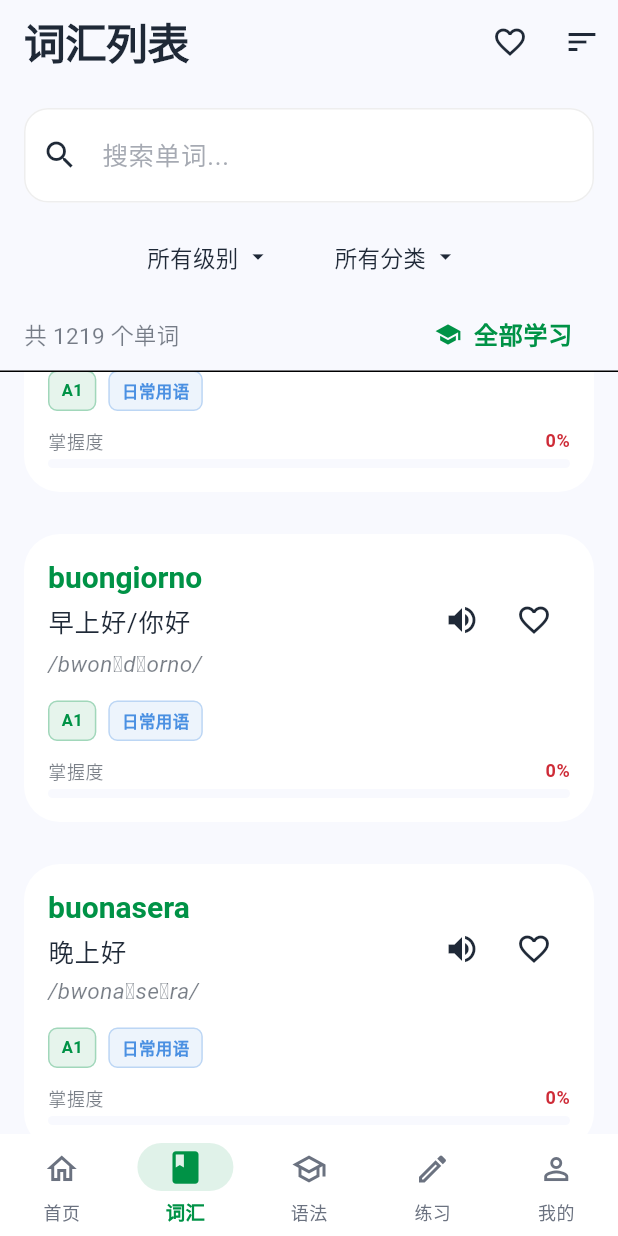
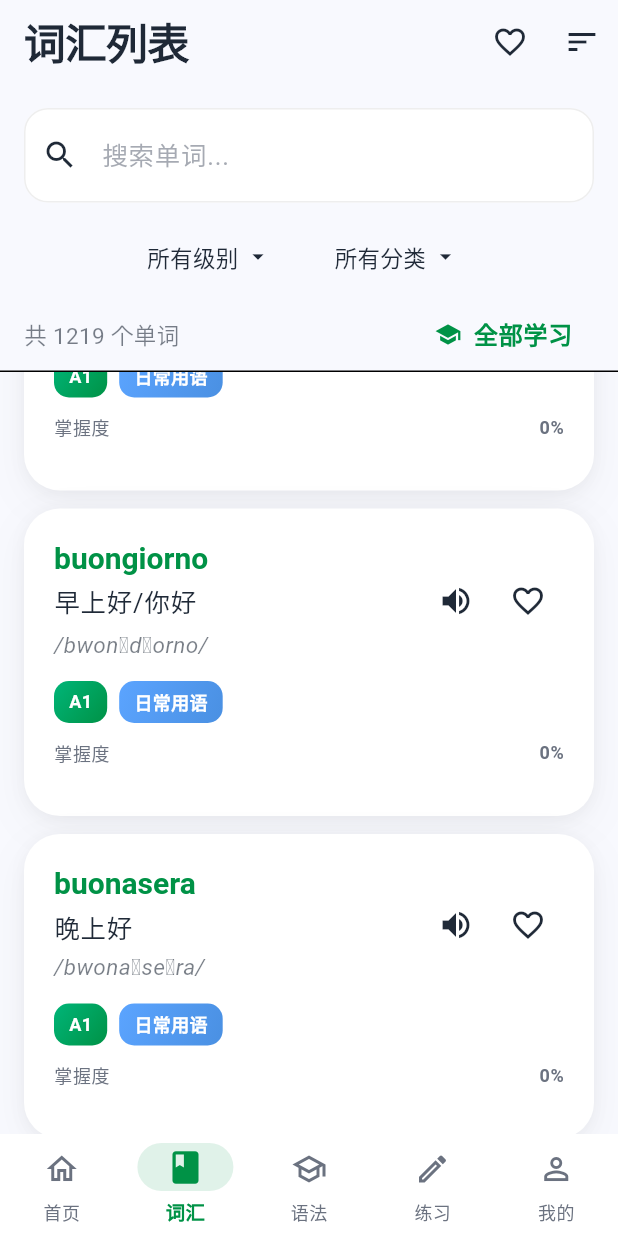
Before and after one commit to zhy844694805/Italiano, a Flutter app: the screen it shows after launch, item 2 of the bottom bar chosen, scrolled down 576 dp, after a tap on the "volume up" icon, on a phone screen of 412 x 824 dp. Run offline on Flutter 3.47's test engine with Material 3 defaults, Android fonts, the phone set to English and light mode, and no system bars; our stand-ins replace audioplayers, confetti, dio, fl_chart, flutter_riverpod, go_router and 3 more; accounts and stored records are empty; network calls fail.

Commit message:
feat: 优化语法列表和词汇列表页面UI
应用现代化渐变卡片设计，提升视觉效果

**语法列表 (grammar_list_screen.dart)**:
- Card → FloatingCard（白色浮动卡片）
- 等级标签添加渐变背景（A1-C2不同颜色）
- LinearProgressIndicator → GradientProgressBar
- 图标和文字颜色统一使用ModernTheme

**词汇列表 (vocabulary_list_screen.dart)**:
- Card → FloatingCard
- 标签使用渐变背景（等级/分类）
- 掌握度进度条使用渐变（绿/橙/灰）
- 添加 _getMasteryGradient 方法

🎨 Generated with [Claude Code](https://claude.com/claude-code)

Co-Authored-By: Claude <noreply@anthropic.com>

```diff
--- a/lib/features/grammar/grammar_list_screen.dart
+++ b/lib/features/grammar/grammar_list_screen.dart
@@ -2,6 +2,8 @@ import 'package:flutter/material.dart';
 import 'package:flutter_riverpod/flutter_riverpod.dart';
 import '../../shared/models/grammar.dart';
 import '../../shared/providers/grammar_provider.dart';
+import '../../core/theme/modern_theme.dart';
+import '../../shared/widgets/gradient_card.dart';
 import 'grammar_detail_screen.dart';
 
 class GrammarListScreen extends ConsumerStatefulWidget {
@@ -168,9 +170,9 @@ class _GrammarListScreenState extends ConsumerState<GrammarListScreen> {
     final isCompleted = progress?.completed ?? false;
     final isFavorite = progress?.isFavorite ?? false;
 
-    return Card(
-      margin: const EdgeInsets.only(bottom: 12),
-      child: InkWell(
+    return Padding(
+      padding: const EdgeInsets.only(bottom: 12),
+      child: FloatingCard(
         onTap: () {
           Navigator.push(
             context,
@@ -179,25 +181,22 @@ class _GrammarListScreenState extends ConsumerState<GrammarListScreen> {
             ),
           );
         },
-        borderRadius: BorderRadius.circular(16),
-        child: Padding(
-          padding: const EdgeInsets.all(16),
         child: Column(
           crossAxisAlignment: CrossAxisAlignment.start,
           children: [
             Row(
               children: [
-                  // 等级标签
+                // 等级标签（渐变背景）
                 Container(
-                    padding: const EdgeInsets.symmetric(horizontal: 8, vertical: 4),
+                  padding: const EdgeInsets.symmetric(horizontal: 10, vertical: 5),
                   decoration: BoxDecoration(
-                      color: _getLevelColor(grammarPoint.level).withValues(alpha: 0.2),
-                      borderRadius: BorderRadius.circular(8),
+                    gradient: _getLevelGradient(grammarPoint.level),
+                    borderRadius: BorderRadius.circular(10),
                   ),
                   child: Text(
                     grammarPoint.level,
-                      style: TextStyle(
-                        color: _getLevelColor(grammarPoint.level),
+                    style: const TextStyle(
+                      color: Colors.white,
                       fontSize: 12,
                       fontWeight: FontWeight.bold,
                     ),
@@ -206,31 +205,41 @@ class _GrammarListScreenState extends ConsumerState<GrammarListScreen> {
                 const SizedBox(width: 8),
                 // 分类标签
                 Container(
-                    padding: const EdgeInsets.symmetric(horizontal: 8, vertical: 4),
+                  padding: const EdgeInsets.symmetric(horizontal: 10, vertical: 5),
                   decoration: BoxDecoration(
-                      color: colorScheme.secondaryContainer,
-                      borderRadius: BorderRadius.circular(8),
+                    color: ModernTheme.backgroundColor,
+                    borderRadius: BorderRadius.circular(10),
                   ),
                   child: Text(
                     grammarPoint.category,
                     style: TextStyle(
-                        color: colorScheme.onSecondaryContainer,
+                      color: ModernTheme.textDark,
                       fontSize: 12,
+                      fontWeight: FontWeight.w600,
                     ),
                   ),
                 ),
                 const Spacer(),
                 // 完成状态图标
                 if (isCompleted)
-                    Icon(Icons.check_circle, color: Colors.green, size: 20),
-                  const SizedBox(width: 8),
+                  Container(
+                    padding: const EdgeInsets.all(4),
+                    decoration: BoxDecoration(
+                      color: Colors.green.withValues(alpha: 0.1),
+                      shape: BoxShape.circle,
+                    ),
+                    child: const Icon(Icons.check_circle, color: Colors.green, size: 18),
+                  ),
+                const SizedBox(width: 4),
                 // 收藏图标
                 IconButton(
                   icon: Icon(
                     isFavorite ? Icons.favorite : Icons.favorite_border,
-                      color: isFavorite ? Colors.red : colorScheme.onSurface.withValues(alpha: 0.6),
+                    color: isFavorite ? Colors.red : ModernTheme.textLight,
                     size: 20,
                   ),
+                  padding: EdgeInsets.zero,
+                  constraints: const BoxConstraints(),
                   onPressed: () {
                     ref.read(grammarProgressProvider.notifier).toggleFavorite(grammarPoint.id);
                   },
@@ -243,6 +252,7 @@ class _GrammarListScreenState extends ConsumerState<GrammarListScreen> {
               grammarPoint.title,
               style: theme.textTheme.titleLarge?.copyWith(
                 fontWeight: FontWeight.bold,
+                color: ModernTheme.textDark,
               ),
             ),
             const SizedBox(height: 8),
@@ -250,7 +260,7 @@ class _GrammarListScreenState extends ConsumerState<GrammarListScreen> {
             Text(
               grammarPoint.description,
               style: theme.textTheme.bodyMedium?.copyWith(
-                  color: colorScheme.onSurface.withValues(alpha: 0.7),
+                color: ModernTheme.textLight,
               ),
               maxLines: 2,
               overflow: TextOverflow.ellipsis,
@@ -259,50 +269,55 @@ class _GrammarListScreenState extends ConsumerState<GrammarListScreen> {
             // 底部信息
             Row(
               children: [
-                  Icon(Icons.list_alt, size: 16, color: colorScheme.primary),
+                Icon(Icons.list_alt, size: 16, color: ModernTheme.primaryColor),
                 const SizedBox(width: 4),
                 Text(
                   '${grammarPoint.rules.length} 条规则',
-                    style: theme.textTheme.bodySmall,
+                  style: theme.textTheme.bodySmall?.copyWith(
+                    color: ModernTheme.textLight,
+                  ),
                 ),
                 const SizedBox(width: 16),
-                  Icon(Icons.lightbulb_outline, size: 16, color: colorScheme.tertiary),
+                Icon(Icons.lightbulb_outline, size: 16, color: ModernTheme.accentColor),
                 const SizedBox(width: 4),
                 Text(
                   '${grammarPoint.examples.length} 个例句',
-                    style: theme.textTheme.bodySmall,
+                  style: theme.textTheme.bodySmall?.copyWith(
+                    color: ModernTheme.textLight,
+                  ),
                 ),
                 if (grammarPoint.exercises.isNotEmpty) ...[
                   const SizedBox(width: 16),
-                    Icon(Icons.quiz_outlined, size: 16, color: colorScheme.secondary),
+                  Icon(Icons.quiz_outlined, size: 16, color: ModernTheme.secondaryColor),
                   const SizedBox(width: 4),
                   Text(
                     '${grammarPoint.exercises.length} 道练习',
-                      style: theme.textTheme.bodySmall,
+                    style: theme.textTheme.bodySmall?.copyWith(
+                      color: ModernTheme.textLight,
+                    ),
                   ),
                 ],
               ],
             ),
-              // 练习进度
+            // 练习进度（渐变进度条）
             if (progress != null && progress.exercisesTotal > 0) ...[
-                const SizedBox(height: 8),
+              const SizedBox(height: 12),
               Row(
                 children: [
                   Expanded(
-                      child: ClipRRect(
-                        borderRadius: BorderRadius.circular(4),
-                        child: LinearProgressIndicator(
-                          value: progress.exercisesCorrect / progress.exercisesTotal,
-                          minHeight: 6,
-                          backgroundColor: colorScheme.surfaceContainerHighest,
-                          color: colorScheme.primary,
-                        ),
+                    child: GradientProgressBar(
+                      progress: progress.exercisesCorrect / progress.exercisesTotal,
+                      height: 8,
+                      gradient: ModernTheme.primaryGradient,
                     ),
                   ),
                   const SizedBox(width: 8),
                   Text(
                     '${progress.exercisesCorrect}/${progress.exercisesTotal}',
-                      style: theme.textTheme.bodySmall,
+                    style: theme.textTheme.bodySmall?.copyWith(
+                      fontWeight: FontWeight.w600,
+                      color: ModernTheme.primaryColor,
+                    ),
                   ),
                 ],
               ),
@@ -310,26 +325,37 @@ class _GrammarListScreenState extends ConsumerState<GrammarListScreen> {
           ],
         ),
       ),
-      ),
     );
   }
 
-  Color _getLevelColor(String level) {
+  Gradient _getLevelGradient(String level) {
     switch (level) {
       case 'A1':
-        return Colors.green;
+        return const LinearGradient(
+          colors: [Color(0xFF4CAF50), Color(0xFF388E3C)],
+        );
       case 'A2':
-        return Colors.lightGreen;
+        return const LinearGradient(
+          colors: [Color(0xFF8BC34A), Color(0xFF689F38)],
+        );
       case 'B1':
-        return Colors.blue;
+        return ModernTheme.secondaryGradient;
       case 'B2':
-        return Colors.indigo;
+        return const LinearGradient(
+          colors: [Color(0xFF3F51B5), Color(0xFF303F9F)],
+        );
       case 'C1':
-        return Colors.purple;
+        return const LinearGradient(
+          colors: [Color(0xFF9C27B0), Color(0xFF7B1FA2)],
+        );
       case 'C2':
-        return Colors.deepPurple;
+        return const LinearGradient(
+          colors: [Color(0xFF673AB7), Color(0xFF512DA8)],
+        );
       default:
-        return Colors.grey;
+        return const LinearGradient(
+          colors: [Color(0xFF9E9E9E), Color(0xFF757575)],
+        );
     }
   }
 
--- a/lib/features/vocabulary/vocabulary_list_screen.dart
+++ b/lib/features/vocabulary/vocabulary_list_screen.dart
@@ -4,6 +4,8 @@ import '../../shared/models/word.dart';
 import '../../shared/providers/vocabulary_provider.dart';
 import '../../shared/providers/tts_provider.dart';
 import '../../shared/providers/voice_preference_provider.dart';
+import '../../core/theme/modern_theme.dart';
+import '../../shared/widgets/gradient_card.dart';
 import 'vocabulary_learning_screen.dart';
 
 class VocabularyListScreen extends ConsumerStatefulWidget {
@@ -431,12 +433,8 @@ class _WordListItem extends ConsumerWidget {
     final mastery = record?.mastery ?? 0.0;
     final isFavorite = record?.isFavorite ?? false;
 
-    return Card(
-      child: InkWell(
+    return FloatingCard(
       onTap: onTap,
-        borderRadius: BorderRadius.circular(16),
-        child: Padding(
-          padding: const EdgeInsets.all(16),
       child: Column(
         crossAxisAlignment: CrossAxisAlignment.start,
         children: [
@@ -512,15 +510,15 @@ class _WordListItem extends ConsumerWidget {
               // 标签
               Row(
                 children: [
-                  _buildTag(word.level, colorScheme.primary),
+                  _buildTag(word.level, ModernTheme.primaryGradient),
                   const SizedBox(width: 8),
-                  _buildTag(word.category, colorScheme.secondary),
+                  _buildTag(word.category, ModernTheme.secondaryGradient),
                 ],
               ),
 
               const SizedBox(height: 12),
 
-              // 掌握度进度条
+              // 掌握度进度条（渐变）
               Column(
                 crossAxisAlignment: CrossAxisAlignment.start,
                 children: [
@@ -530,27 +528,23 @@ class _WordListItem extends ConsumerWidget {
                       Text(
                         '掌握度',
                         style: theme.textTheme.bodySmall?.copyWith(
-                          color: colorScheme.onSurface.withValues(alpha: 0.6),
+                          color: ModernTheme.textLight,
                         ),
                       ),
                       Text(
                         '${(mastery * 100).toInt()}%',
                         style: theme.textTheme.bodySmall?.copyWith(
                           fontWeight: FontWeight.w600,
-                          color: _getMasteryColor(mastery, colorScheme),
+                          color: _getMasteryColor(mastery),
                         ),
                       ),
                     ],
                   ),
-                  const SizedBox(height: 4),
-                  ClipRRect(
-                    borderRadius: BorderRadius.circular(4),
-                    child: LinearProgressIndicator(
-                      value: mastery,
-                      minHeight: 6,
-                      backgroundColor: colorScheme.surfaceContainerHighest,
-                      color: _getMasteryColor(mastery, colorScheme),
-                    ),
+                  const SizedBox(height: 6),
+                  GradientProgressBar(
+                    progress: mastery,
+                    height: 8,
+                    gradient: _getMasteryGradient(mastery),
                   ),
                 ],
               ),
@@ -571,35 +565,45 @@ class _WordListItem extends ConsumerWidget {
               ],
         ],
       ),
+    );
+  }
+
+  Widget _buildTag(String text, Gradient gradient) {
+    return Container(
+      padding: const EdgeInsets.symmetric(horizontal: 10, vertical: 5),
+      decoration: BoxDecoration(
+        gradient: gradient,
+        borderRadius: BorderRadius.circular(10),
+      ),
+      child: Text(
+        text,
+        style: const TextStyle(
+          color: Colors.white,
+          fontSize: 12,
+          fontWeight: FontWeight.bold,
         ),
       ),
     );
   }
 
-  Widget _buildTag(String text, Color color) {
-    return Container(
-      padding: const EdgeInsets.symmetric(horizontal: 8, vertical: 4),
-      decoration: BoxDecoration(
-        color: color.withValues(alpha: 0.1),
-        borderRadius: BorderRadius.circular(6),
-        border: Border.all(color: color.withValues(alpha: 0.3)),
-      ),
-      child: Text(
-        text,
-        style: TextStyle(
-          color: color,
-          fontSize: 11,
-          fontWeight: FontWeight.w600,
-        ),
-      ),
+  Color _getMasteryColor(double mastery) {
+    if (mastery >= 0.8) return Colors.green;
+    if (mastery >= 0.5) return ModernTheme.accentColor;
+    return ModernTheme.textLight;
+  }
+
+  Gradient _getMasteryGradient(double mastery) {
+    if (mastery >= 0.8) {
+      return const LinearGradient(
+        colors: [Color(0xFF4CAF50), Color(0xFF388E3C)],
       );
     }
-
-  Color _getMasteryColor(double mastery, ColorScheme colorScheme) {
-    if (mastery >= 0.8) return Colors.green;
-    if (mastery >= 0.5) return colorScheme.tertiary;
-    if (mastery >= 0.2) return Colors.orange;
-    return colorScheme.error;
+    if (mastery >= 0.5) {
+      return ModernTheme.accentGradient;
+    }
+    return const LinearGradient(
+      colors: [Color(0xFFBDBDBD), Color(0xFF9E9E9E)],
+    );
   }
 }
 
```
Lines whose indentation alone changed are shown as unchanged.
